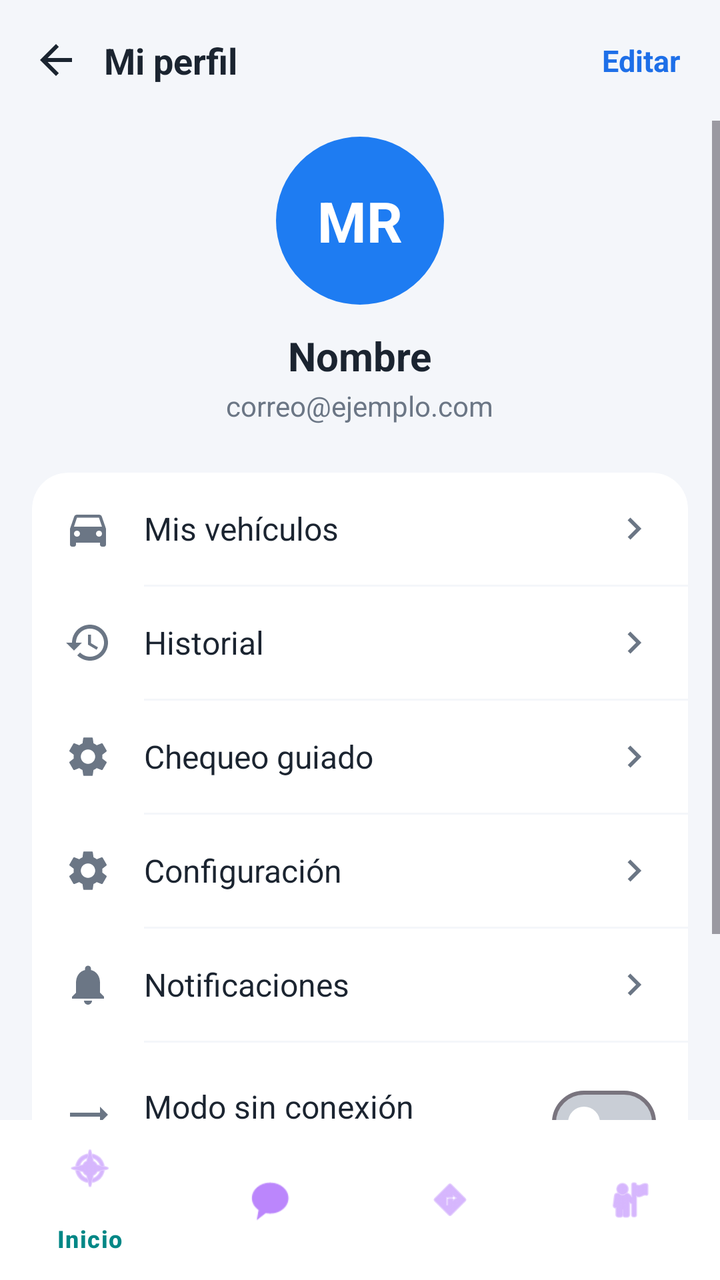
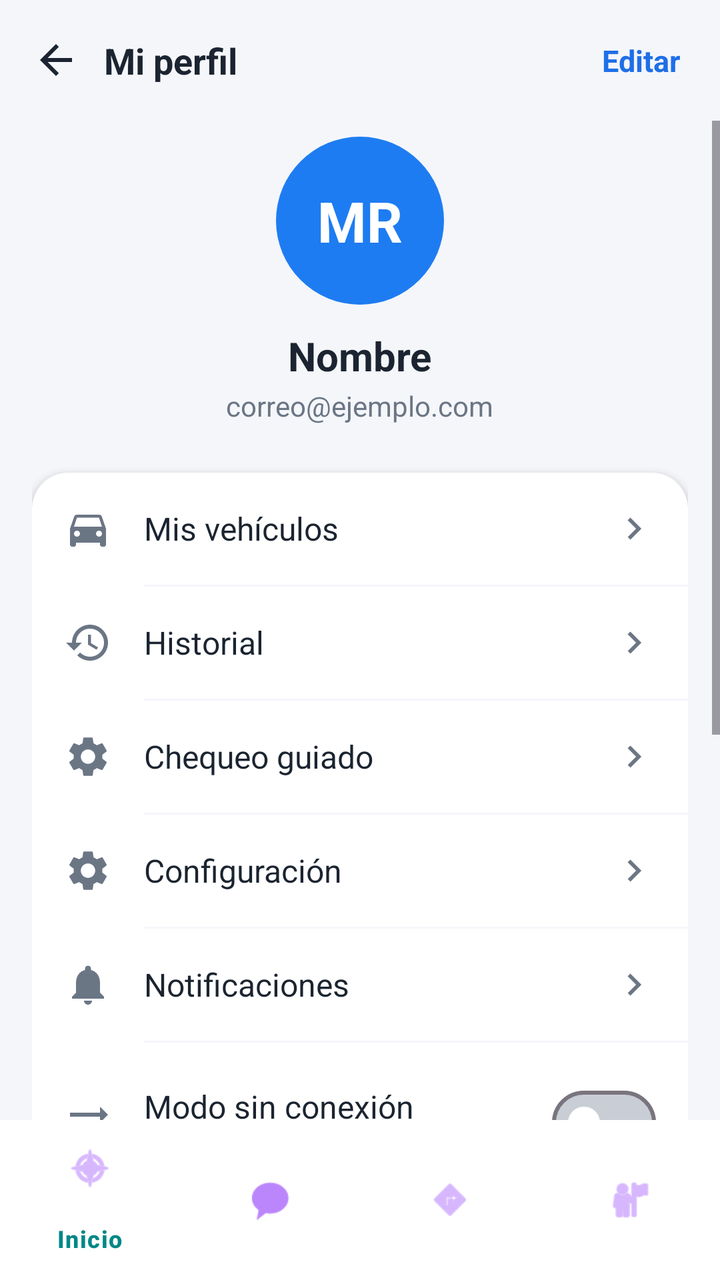

Before-and-after screenshots of an Android layout around one commit, followed by the original layout XML and the change that was made.
<!-- AndroidManifest.xml: application theme Theme.ProyectoFinal -->
<!-- res/layout/activity_perfil.xml -->
<?xml version="1.0" encoding="utf-8"?>
<androidx.constraintlayout.widget.ConstraintLayout xmlns:android="http://schemas.android.com/apk/res/android"
    xmlns:app="http://schemas.android.com/apk/res-auto"
    android:id="@+id/root"
    android:layout_width="match_parent"
    android:layout_height="match_parent"
    android:background="@color/fondo">

    
    <LinearLayout
        android:id="@+id/encabezado"
        android:layout_width="0dp"
        android:layout_height="wrap_content"
        android:gravity="center_vertical"
        android:orientation="horizontal"
        android:padding="16dp"
        app:layout_constraintEnd_toEndOf="parent"
        app:layout_constraintStart_toStartOf="parent"
        app:layout_constraintTop_toTopOf="parent">

        <ImageView
            android:id="@+id/btnVolverPerfil"
            android:layout_width="24dp"
            android:layout_height="24dp"
            android:background="?attr/selectableItemBackgroundBorderless"
            android:contentDescription="Volver"
            android:src="@drawable/ic_flecha_atras" />

        <TextView
            android:layout_width="0dp"
            android:layout_height="wrap_content"
            android:layout_marginStart="12dp"
            android:layout_weight="1"
            android:text="Mi perfil"
            android:textColor="@color/texto"
            android:textSize="18sp"
            android:textStyle="bold" />

        <TextView
            android:id="@+id/tvEditar"
            android:layout_width="wrap_content"
            android:layout_height="wrap_content"
            android:background="?attr/selectableItemBackground"
            android:padding="4dp"
            android:text="Editar"
            android:textColor="@color/azul"
            android:textSize="15sp"
            android:textStyle="bold" />
    </LinearLayout>

    <ScrollView
        android:layout_width="0dp"
        android:layout_height="0dp"
        app:layout_constraintBottom_toTopOf="@id/bottomNav"
        app:layout_constraintEnd_toEndOf="parent"
        app:layout_constraintStart_toStartOf="parent"
        app:layout_constraintTop_toBottomOf="@id/encabezado">

        <LinearLayout
            android:layout_width="match_parent"
            android:layout_height="wrap_content"
            android:orientation="vertical"
            android:paddingStart="16dp"
            android:paddingTop="8dp"
            android:paddingEnd="16dp"
            android:paddingBottom="16dp">

            
            <LinearLayout
                android:layout_width="match_parent"
                android:layout_height="wrap_content"
                android:gravity="center_horizontal"
                android:orientation="vertical">

                <TextView
                    android:id="@+id/tvIniciales"
                    android:layout_width="84dp"
                    android:layout_height="84dp"
                    android:background="@drawable/bg_circulo_azul"
                    android:gravity="center"
                    android:text="MR"
                    android:textColor="@color/white"
                    android:textSize="28sp"
                    android:textStyle="bold" />

                <TextView
                    android:id="@+id/tvPerfilNombre"
                    android:layout_width="wrap_content"
                    android:layout_height="wrap_content"
                    android:layout_marginTop="12dp"
                    android:text="Nombre"
                    android:textColor="@color/texto"
                    android:textSize="20sp"
                    android:textStyle="bold" />

                <TextView
                    android:id="@+id/tvPerfilCorreo"
                    android:layout_width="wrap_content"
                    android:layout_height="wrap_content"
                    android:layout_marginTop="2dp"
                    android:text="correo@ejemplo.com"
                    android:textColor="@color/texto_sec"
                    android:textSize="14sp" />
            </LinearLayout>

            
            <com.google.android.material.card.MaterialCardView
                style="@style/TarjetaPerfil"
                android:layout_marginTop="24dp">

                <LinearLayout
                    android:layout_width="match_parent"
                    android:layout_height="wrap_content"
                    android:orientation="vertical">

                    
                    <LinearLayout
                        android:id="@+id/filaVehiculos"
                        style="@style/FilaPerfil">

                        <ImageView
                            android:layout_width="24dp"
                            android:layout_height="24dp"
                            android:src="@drawable/ic_perfil_auto"
                            app:tint="@color/texto_sec" />

                        <TextView
                            android:layout_width="0dp"
                            android:layout_height="wrap_content"
                            android:layout_marginStart="16dp"
                            android:layout_weight="1"
                            android:text="Mis vehículos"
                            android:textColor="@color/texto"
                            android:textSize="16sp" />

                        <ImageView
                            android:layout_width="22dp"
                            android:layout_height="22dp"
                            android:src="@drawable/ic_perfil_flecha"
                            app:tint="@color/texto_sec" />
                    </LinearLayout>

                    <View
                        android:layout_width="match_parent"
                        android:layout_height="1dp"
                        android:layout_marginStart="56dp"
                        android:background="@color/fondo" />

                    
                    <LinearLayout
                        android:id="@+id/filaHistorial"
                        style="@style/FilaPerfil">

                        <ImageView
                            android:layout_width="24dp"
                            android:layout_height="24dp"
                            android:src="@drawable/ic_perfil_historial"
                            app:tint="@color/texto_sec" />

                        <TextView
                            android:layout_width="0dp"
                            android:layout_height="wrap_content"
                            android:layout_marginStart="16dp"
                            android:layout_weight="1"
                            android:text="Historial"
                            android:textColor="@color/texto"
                            android:textSize="16sp" />

                        <ImageView
                            android:layout_width="22dp"
                            android:layout_height="22dp"
                            android:src="@drawable/ic_perfil_flecha"
                            app:tint="@color/texto_sec" />
                    </LinearLayout>

                    <View
                        android:layout_width="match_parent"
                        android:layout_height="1dp"
                        android:layout_marginStart="56dp"
                        android:background="@color/fondo" />

                    
                    <LinearLayout
                        android:id="@+id/filaChequeo"
                        style="@style/FilaPerfil">

                        <ImageView
                            android:layout_width="24dp"
                            android:layout_height="24dp"
                            android:src="@drawable/ic_perfil_config"
                            app:tint="@color/texto_sec" />

                        <TextView
                            android:layout_width="0dp"
                            android:layout_height="wrap_content"
                            android:layout_marginStart="16dp"
                            android:layout_weight="1"
                            android:text="Chequeo guiado"
                            android:textColor="@color/texto"
                            android:textSize="16sp" />

                        <ImageView
                            android:layout_width="22dp"
                            android:layout_height="22dp"
                            android:src="@drawable/ic_perfil_flecha"
                            app:tint="@color/texto_sec" />
                    </LinearLayout>

                    <View
                        android:layout_width="match_parent"
                        android:layout_height="1dp"
                        android:layout_marginStart="56dp"
                        android:background="@color/fondo" />

                    
                    <LinearLayout
                        android:id="@+id/filaConfiguracion"
                        style="@style/FilaPerfil">

                        <ImageView
                            android:layout_width="24dp"
                            android:layout_height="24dp"
                            android:src="@drawable/ic_perfil_config"
                            app:tint="@color/texto_sec" />

                        <TextView
                            android:layout_width="0dp"
                            android:layout_height="wrap_content"
                            android:layout_marginStart="16dp"
                            android:layout_weight="1"
                            android:text="Configuración"
                            android:textColor="@color/texto"
                            android:textSize="16sp" />

                        <ImageView
                            android:layout_width="22dp"
                            android:layout_height="22dp"
                            android:src="@drawable/ic_perfil_flecha"
                            app:tint="@color/texto_sec" />
                    </LinearLayout>

                    <View
                        android:layout_width="match_parent"
                        android:layout_height="1dp"
                        android:layout_marginStart="56dp"
                        android:background="@color/fondo" />

                    
                    <LinearLayout
                        android:id="@+id/filaNotificaciones"
                        style="@style/FilaPerfil">

                        <ImageView
                            android:layout_width="24dp"
                            android:layout_height="24dp"
                            android:src="@drawable/ic_perfil_notif"
                            app:tint="@color/texto_sec" />

                        <TextView
                            android:layout_width="0dp"
                            android:layout_height="wrap_content"
                            android:layout_marginStart="16dp"
                            android:layout_weight="1"
                            android:text="Notificaciones"
                            android:textColor="@color/texto"
                            android:textSize="16sp" />

                        <ImageView
                            android:layout_width="22dp"
                            android:layout_height="22dp"
                            android:src="@drawable/ic_perfil_flecha"
                            app:tint="@color/texto_sec" />
                    </LinearLayout>

                    <View
                        android:layout_width="match_parent"
                        android:layout_height="1dp"
                        android:layout_marginStart="56dp"
                        android:background="@color/fondo" />

                    
                    <LinearLayout
                        style="@style/FilaPerfil"
                        android:clickable="false"
                        android:focusable="false">

                        <ImageView
                            android:layout_width="24dp"
                            android:layout_height="24dp"
                            android:src="@drawable/ic_perfil_offline"
                            app:tint="@color/texto_sec" />

                        <LinearLayout
                            android:layout_width="0dp"
                            android:layout_height="wrap_content"
                            android:layout_marginStart="16dp"
                            android:layout_weight="1"
                            android:orientation="vertical">

                            <TextView
                                android:layout_width="wrap_content"
                                android:layout_height="wrap_content"
                                android:text="Modo sin conexión"
                                android:textColor="@color/texto"
                                android:textSize="16sp" />

                            <TextView
                                android:layout_width="wrap_content"
                                android:layout_height="wrap_content"
                                android:text="Guardar historial en el dispositivo"
                                android:textColor="@color/texto_sec"
                                android:textSize="12sp" />
                        </LinearLayout>

                        <com.google.android.material.materialswitch.MaterialSwitch
                            android:id="@+id/switchOffline"
                            android:layout_width="wrap_content"
                            android:layout_height="wrap_content"
                            app:thumbTint="@color/white"
                            app:trackTint="@color/switch_track" />
                    </LinearLayout>

                    <View
                        android:layout_width="match_parent"
                        android:layout_height="1dp"
                        android:layout_marginStart="56dp"
                        android:background="@color/fondo" />

                    
                    <LinearLayout
                        android:id="@+id/filaCerrarSesion"
                        style="@style/FilaPerfil">

                        <ImageView
                            android:layout_width="24dp"
                            android:layout_height="24dp"
                            android:src="@drawable/ic_perfil_salir"
                            app:tint="#D32F2F" />

                        <TextView
                            android:layout_width="0dp"
                            android:layout_height="wrap_content"
                            android:layout_marginStart="16dp"
                            android:layout_weight="1"
                            android:text="Cerrar sesión"
                            android:textColor="#D32F2F"
                            android:textSize="16sp" />
                    </LinearLayout>
                </LinearLayout>
            </com.google.android.material.card.MaterialCardView>

            
            <com.google.android.material.card.MaterialCardView
                android:id="@+id/cardEditar"
                style="@style/TarjetaPerfil"
                android:visibility="gone">

                <LinearLayout
                    android:layout_width="match_parent"
                    android:layout_height="wrap_content"
                    android:orientation="vertical"
                    android:padding="16dp">

                    <TextView
                        style="@style/TarjetaTitulo"
                        android:layout_marginTop="0dp"
                        android:text="Datos personales" />

                    <EditText
                        android:id="@+id/etPerfilNombre"
                        style="@style/CampoPerfil"
                        android:hint="Nombre"
                        android:inputType="textPersonName" />

                    <EditText
                        android:id="@+id/etPerfilCorreo"
                        style="@style/CampoPerfil"
                        android:hint="Correo electrónico"
                        android:inputType="textEmailAddress" />

                    <EditText
                        android:id="@+id/etPerfilPassword"
                        style="@style/CampoPerfil"
                        android:hint="Nueva contraseña (opcional)"
                        android:inputType="textPassword" />

                    <Button
                        android:id="@+id/btnGuardarPerfil"
                        android:layout_width="match_parent"
                        android:layout_height="52dp"
                        android:layout_marginTop="16dp"
                        android:backgroundTint="@color/azul"
                        android:text="Guardar cambios"
                        android:textColor="@android:color/white" />
                </LinearLayout>
            </com.google.android.material.card.MaterialCardView>

        </LinearLayout>
    </ScrollView>

    <com.google.android.material.bottomnavigation.BottomNavigationView
        android:id="@+id/bottomNav"
        android:layout_width="0dp"
        android:layout_height="wrap_content"
        android:background="@android:color/white"
        app:itemIconTint="@color/purple_200"
        app:itemTextColor="@color/teal_700"
        app:layout_constraintBottom_toBottomOf="parent"
        app:layout_constraintEnd_toEndOf="parent"
        app:layout_constraintStart_toStartOf="parent"
        app:menu="@menu/menu_bottom" />
</androidx.constraintlayout.widget.ConstraintLayout>
<!-- resources referenced by this layout -->
<resources>
  <color name="azul">#1E6FE8</color>
  <color name="fondo">#F4F6FA</color>
  <color name="purple_200">#FFBB86FC</color>
  <color name="teal_700">#FF018786</color>
  <color name="texto">#1B2430</color>
  <color name="texto_sec">#6B7685</color>
  <color name="white">#FFFFFFFF</color>
  <!-- drawable bg_circulo_azul (drawable) -->
  <shape xmlns:android="http://schemas.android.com/apk/res/android" android:shape="oval">
      <solid android:color="#1E7CF2" />
  </shape>
  <!-- drawable ic_flecha_atras (drawable) -->
  <vector xmlns:android="http://schemas.android.com/apk/res/android"
      android:width="24dp" android:height="24dp"
      android:viewportWidth="24" android:viewportHeight="24">
      <path android:fillColor="#FF1B2430"
          android:pathData="M20,11H7.83l5.59,-5.59L12,4l-8,8 8,8 1.41,-1.41L7.83,13H20v-2z" />
  </vector>
  <!-- drawable ic_perfil_flecha (drawable) -->
  <vector xmlns:android="http://schemas.android.com/apk/res/android"
      android:width="24dp"
      android:height="24dp"
      android:viewportWidth="24"
      android:viewportHeight="24">
      <path
          android:fillColor="#FF000000"
          android:pathData="M10,6L8.59,7.41 13.17,12l-4.58,4.59L10,18l6,-6z" />
  </vector>
  <!-- drawable ic_perfil_notif (drawable) -->
  <vector xmlns:android="http://schemas.android.com/apk/res/android"
      android:width="24dp"
      android:height="24dp"
      android:viewportWidth="24"
      android:viewportHeight="24">
      <path
          android:fillColor="#FF000000"
          android:pathData="M12,22c1.1,0 2,-0.9 2,-2h-4c0,1.1 0.89,2 2,2zM18,16v-5c0,-3.07 -1.64,-5.64 -4.5,-6.32V4c0,-0.83 -0.67,-1.5 -1.5,-1.5s-1.5,0.67 -1.5,1.5v0.68C7.63,5.36 6,7.92 6,11v5l-2,2v1h16v-1l-2,-2z" />
  </vector>
  <!-- drawable ic_perfil_offline (drawable) -->
  <vector xmlns:android="http://schemas.android.com/apk/res/android"
      android:width="24dp"
      android:height="24dp"
      android:viewportWidth="24"
      android:viewportHeight="24">
      <path
          android:fillColor="#FF000000"
          android:pathData="M18,12l4,-4 -4,-4v3H3v2h15zM6,12l-4,4 4,4v-3h15v-2H6z" />
  </vector>
  <!-- drawable ic_perfil_salir (drawable) -->
  <vector xmlns:android="http://schemas.android.com/apk/res/android"
      android:width="24dp"
      android:height="24dp"
      android:viewportWidth="24"
      android:viewportHeight="24">
      <path
          android:fillColor="#FF000000"
          android:pathData="M17,7l-1.41,1.41L18.17,11H8v2h10.17l-2.58,2.58L17,17l5,-5zM4,5h8V3H4c-1.1,0 -2,0.9 -2,2v14c0,1.1 0.9,2 2,2h8v-2H4V5z" />
  </vector>
  <style name="TarjetaPerfil" parent="Widget.Material3.CardView.Elevated">
          <item name="android:layout_width">match_parent</item>
          <item name="android:layout_height">wrap_content</item>
          <item name="android:layout_marginTop">14dp</item>
          <item name="cardCornerRadius">18dp</item>
          <item name="cardBackgroundColor">@android:color/white</item>
          <item name="cardElevation">2dp</item>
      </style>
  <style name="TarjetaTitulo">
          <item name="android:layout_width">wrap_content</item>
          <item name="android:layout_height">wrap_content</item>
          <item name="android:layout_marginTop">10dp</item>
          <item name="android:textColor">@color/texto</item>
          <item name="android:textSize">15sp</item>
          <item name="android:textStyle">bold</item>
      </style>
  <style name="Theme.ProyectoFinal" parent="Theme.Material3.Light.NoActionBar" />
  <!-- drawable bg_campo (drawable) -->
  <shape xmlns:android="http://schemas.android.com/apk/res/android">
      <solid android:color="@color/fondo"/>
      <corners android:radius="12dp"/>
  </shape>
  <!-- unchanged entries left out for length: 5 -->
</resources>

<!-- the commit's change to res/layout/activity_perfil.xml (unified diff, before → after) -->
@@ -328,6 +328,81 @@
 
                     
                     <LinearLayout
+                        style="@style/FilaPerfil"
+                        android:clickable="false"
+                        android:focusable="false">
+
+                        <ImageView
+                            android:layout_width="24dp"
+                            android:layout_height="24dp"
+                            android:src="@drawable/ic_perfil_offline"
+                            app:tint="@color/texto_sec" />
+
+                        <LinearLayout
+                            android:layout_width="0dp"
+                            android:layout_height="wrap_content"
+                            android:layout_marginStart="16dp"
+                            android:layout_weight="1"
+                            android:orientation="vertical">
+
+                            <TextView
+                                android:layout_width="wrap_content"
+                                android:layout_height="wrap_content"
+                                android:text="Compartir soluciones"
+                                android:textColor="@color/texto"
+                                android:textSize="16sp" />
+
+                            <TextView
+                                android:layout_width="wrap_content"
+                                android:layout_height="wrap_content"
+                                android:text="Sin datos personales, para ayudar a otros"
+                                android:textColor="@color/texto_sec"
+                                android:textSize="12sp" />
+                        </LinearLayout>
+
+                        <com.google.android.material.materialswitch.MaterialSwitch
+                            android:id="@+id/switchCompartir"
+                            android:layout_width="wrap_content"
+                            android:layout_height="wrap_content"
+                            app:thumbTint="@color/white"
+                            app:trackTint="@color/switch_track" />
+                    </LinearLayout>
+
+                    <View
+                        android:layout_width="match_parent"
+                        android:layout_height="1dp"
+                        android:layout_marginStart="56dp"
+                        android:background="@color/fondo" />
+
+                    
+                    <LinearLayout
+                        android:id="@+id/filaPrivacidad"
+                        style="@style/FilaPerfil">
+
+                        <ImageView
+                            android:layout_width="24dp"
+                            android:layout_height="24dp"
+                            android:src="@android:drawable/ic_menu_info_details"
+                            app:tint="@color/texto_sec" />
+
+                        <TextView
+                            android:layout_width="0dp"
+                            android:layout_height="wrap_content"
+                            android:layout_marginStart="16dp"
+                            android:layout_weight="1"
+                            android:text="Términos y privacidad"
+                            android:textColor="@color/texto"
+                            android:textSize="16sp" />
+                    </LinearLayout>
+
+                    <View
+                        android:layout_width="match_parent"
+                        android:layout_height="1dp"
+                        android:layout_marginStart="56dp"
+                        android:background="@color/fondo" />
+
+                    
+                    <LinearLayout
                         android:id="@+id/filaCerrarSesion"
                         style="@style/FilaPerfil">
 
@@ -343,6 +418,32 @@
                             android:layout_marginStart="16dp"
                             android:layout_weight="1"
                             android:text="Cerrar sesión"
+                            android:textColor="#D32F2F"
+                            android:textSize="16sp" />
+                    </LinearLayout>
+                    <View
+                        android:layout_width="match_parent"
+                        android:layout_height="1dp"
+                        android:layout_marginStart="56dp"
+                        android:background="@color/fondo" />
+
+                    
+                    <LinearLayout
+                        android:id="@+id/filaEliminarCuenta"
+                        style="@style/FilaPerfil">
+
+                        <ImageView
+                            android:layout_width="24dp"
+                            android:layout_height="24dp"
+                            android:src="@android:drawable/ic_menu_delete"
+                            app:tint="#D32F2F" />
+
+                        <TextView
+                            android:layout_width="0dp"
+                            android:layout_height="wrap_content"
+                            android:layout_marginStart="16dp"
+                            android:layout_weight="1"
+                            android:text="Eliminar mi cuenta"
                             android:textColor="#D32F2F"
                             android:textSize="16sp" />
                     </LinearLayout>
